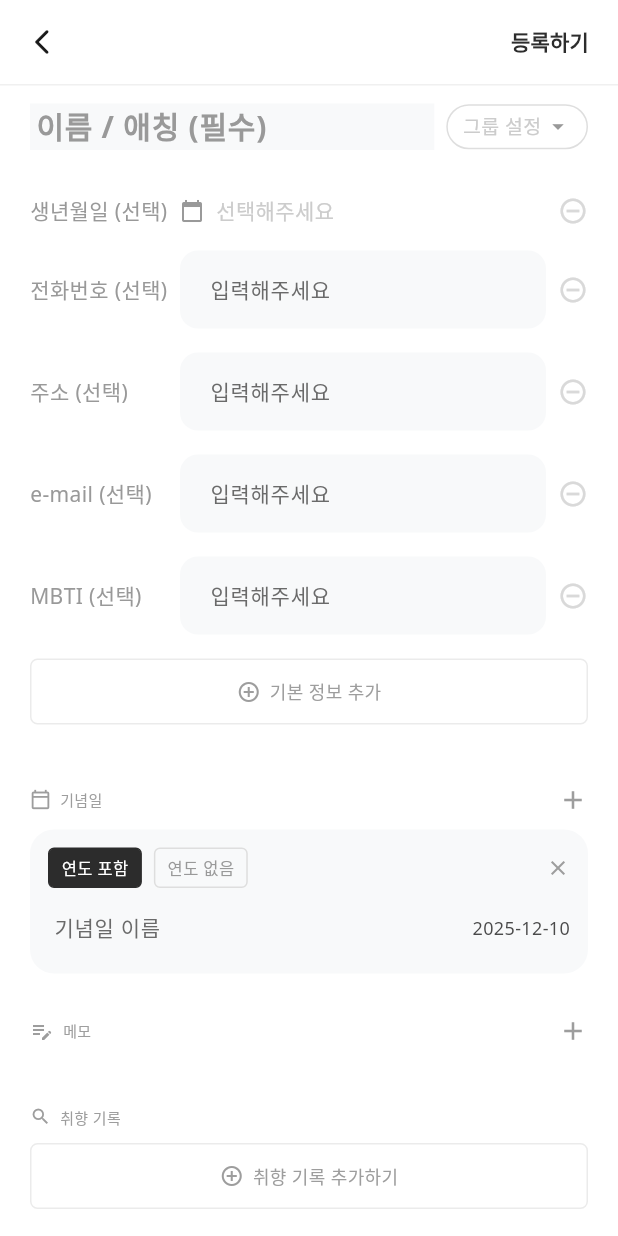
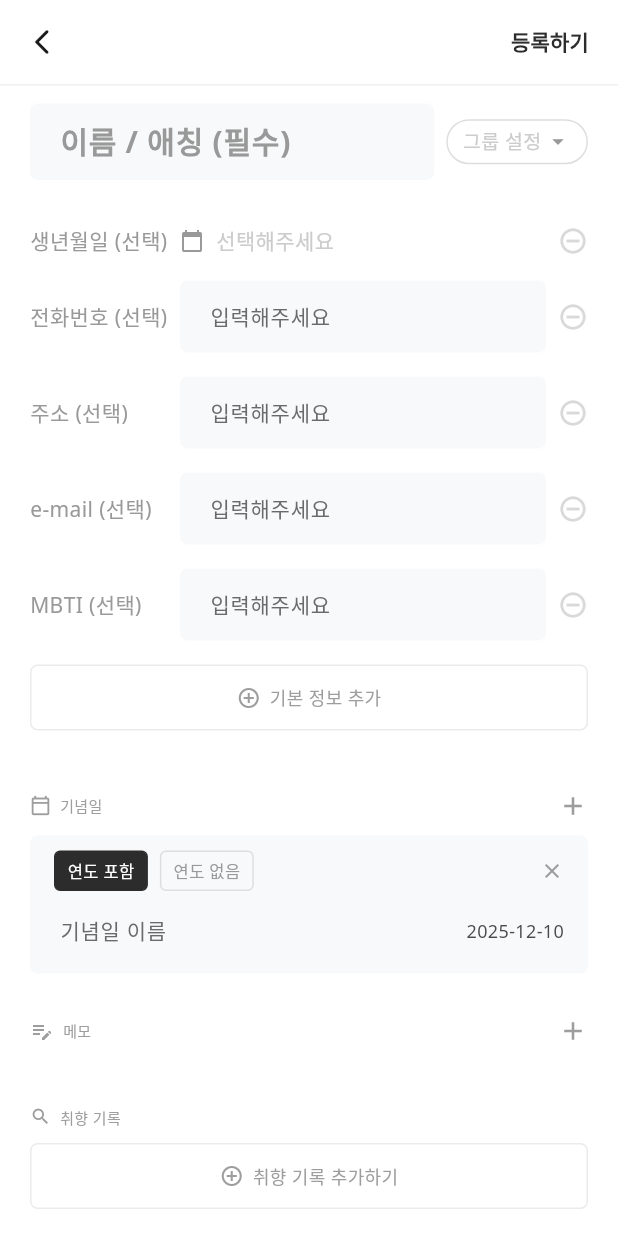
Before and after one commit to uiiuodo/testedn5, a Flutter app: the PersonEditScreen screen opened directly, after a tap on the "add" icon, on a phone screen of 412 x 824 dp. Run offline on Flutter 3.47's test engine with Material 3 defaults, Android fonts, the phone set to English and light mode, and no system bars; our stand-ins replace firebase_core, get, hive, hive_flutter, shared_preferences, table_calendar; missing offline and left inert: lunar; accounts and stored records are empty; Roboto replaces fonts that are missing (Noto Sans).

Commit message:
등록화면_회색 박스

```diff
--- a/lib/ui/page/people/person_edit_screen.dart
+++ b/lib/ui/page/people/person_edit_screen.dart
@@ -64,19 +64,39 @@ class PersonEditScreen extends StatelessWidget {
                           fontWeight: FontWeight.w600,
                           color: Color(0xFF2A2A2A),
                         ),
-                        decoration: const InputDecoration(
+                        decoration: InputDecoration(
                           hintText: '이름 / 애칭 (필수)',
-                          hintStyle: TextStyle(
+                          hintStyle: const TextStyle(
                             fontSize: 20,
                             fontWeight: FontWeight.w600,
                             color: Color(0xFF999999),
                           ),
-                          border: InputBorder.none,
-                          focusedBorder: InputBorder.none,
-                          enabledBorder: InputBorder.none,
-                          errorBorder: InputBorder.none,
-                          disabledBorder: InputBorder.none,
-                          contentPadding: EdgeInsets.zero,
+                          filled: true,
+                          fillColor: AppColors.surface,
+                          border: OutlineInputBorder(
+                            borderRadius: BorderRadius.circular(5),
+                            borderSide: BorderSide.none,
+                          ),
+                          focusedBorder: OutlineInputBorder(
+                            borderRadius: BorderRadius.circular(5),
+                            borderSide: BorderSide.none,
+                          ),
+                          enabledBorder: OutlineInputBorder(
+                            borderRadius: BorderRadius.circular(5),
+                            borderSide: BorderSide.none,
+                          ),
+                          errorBorder: OutlineInputBorder(
+                            borderRadius: BorderRadius.circular(5),
+                            borderSide: BorderSide.none,
+                          ),
+                          disabledBorder: OutlineInputBorder(
+                            borderRadius: BorderRadius.circular(5),
+                            borderSide: BorderSide.none,
+                          ),
+                          contentPadding: const EdgeInsets.symmetric(
+                            horizontal: 16,
+                            vertical: 10,
+                          ),
                           isCollapsed: true,
                         ),
                       ),
@@ -421,10 +441,13 @@ class PersonEditScreen extends StatelessWidget {
                     final anniv = entry.value;
                     return Container(
                       margin: const EdgeInsets.only(bottom: 8),
-                      padding: const EdgeInsets.all(12),
+                      padding: const EdgeInsets.symmetric(
+                        horizontal: 16,
+                        vertical: 10,
+                      ),
                       decoration: BoxDecoration(
                         color: AppColors.surface,
-                        borderRadius: BorderRadius.circular(16),
+                        borderRadius: BorderRadius.circular(5),
                       ),
                       child: Column(
                         children: [
@@ -621,12 +644,12 @@ class PersonEditScreen extends StatelessWidget {
                     return Container(
                       margin: const EdgeInsets.only(bottom: 8),
                       padding: const EdgeInsets.symmetric(
-                        horizontal: 12,
-                        vertical: 6,
+                        horizontal: 16,
+                        vertical: 10,
                       ),
                       decoration: BoxDecoration(
                         color: AppColors.surface,
-                        borderRadius: BorderRadius.circular(16),
+                        borderRadius: BorderRadius.circular(5),
                       ),
                       child: Row(
                         crossAxisAlignment: CrossAxisAlignment.start,
--- a/lib/ui/widgets/common/custom_input_field.dart
+++ b/lib/ui/widgets/common/custom_input_field.dart
@@ -60,19 +60,19 @@ class CustomInputField extends StatelessWidget {
             fillColor: AppColors.surface,
             contentPadding: const EdgeInsets.symmetric(
               horizontal: 16,
-              vertical: 14,
+              vertical: 10,
             ),
             border: OutlineInputBorder(
-              borderRadius: BorderRadius.circular(12),
+              borderRadius: BorderRadius.circular(5),
               borderSide: BorderSide.none,
             ),
             enabledBorder: OutlineInputBorder(
-              borderRadius: BorderRadius.circular(12),
+              borderRadius: BorderRadius.circular(5),
               borderSide: BorderSide.none,
             ),
             focusedBorder: OutlineInputBorder(
-              borderRadius: BorderRadius.circular(12),
-              borderSide: const BorderSide(color: AppColors.primary, width: 1),
+              borderRadius: BorderRadius.circular(5),
+              borderSide: BorderSide.none,
             ),
           ),
         ),
```
